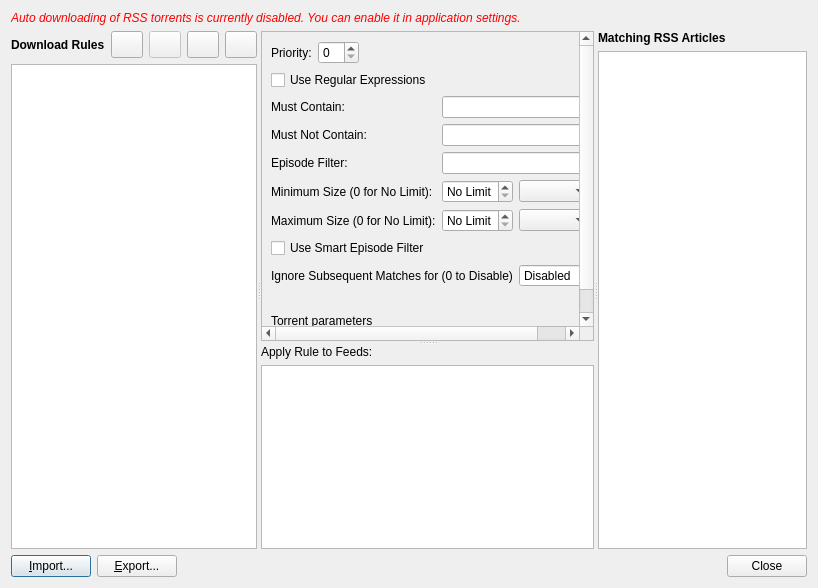
cmeans/qBittorrent, file src/gui/rss/automatedrssdownloader.ui: the form before one commit.
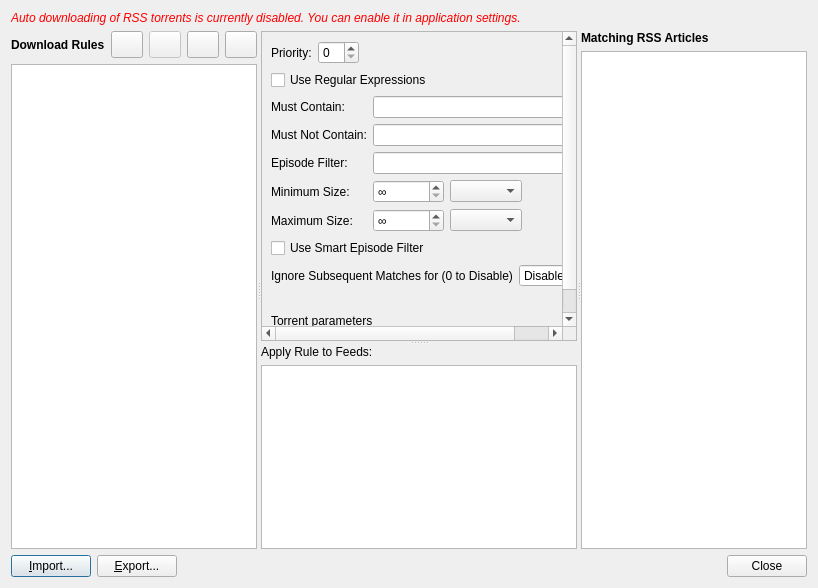
The form after the commit.

Commit message: Apply the second full review's fixes to RSS size limits

The edit to the form file:
```diff
--- a/src/gui/rss/automatedrssdownloader.ui
+++ b/src/gui/rss/automatedrssdownloader.ui
@@ -261,7 +261,7 @@
               <string>Articles smaller than this size are filtered out, as are articles of unknown size. An article of exactly this size is kept. 0 for No Limit.</string>
              </property>
              <property name="text">
-              <string>Minimum Size (0 for No Limit):</string>
+              <string>Minimum Size:</string>
              </property>
             </widget>
            </item>
@@ -273,7 +273,7 @@
                 <string>Articles smaller than this size are filtered out, as are articles of unknown size. An article of exactly this size is kept. 0 for No Limit.</string>
                </property>
                <property name="specialValueText">
-                <string>No Limit</string>
+                <string>∞</string>
                </property>
                <property name="maximum">
                 <double>1000.000000000000000</double>
@@ -318,7 +318,7 @@
               <string>Articles larger than this size are filtered out. Articles of unknown size aren't. An article of exactly this size is kept. 0 for No Limit.</string>
              </property>
              <property name="text">
-              <string>Maximum Size (0 for No Limit):</string>
+              <string>Maximum Size:</string>
              </property>
             </widget>
            </item>
@@ -330,7 +330,7 @@
                 <string>Articles larger than this size are filtered out. Articles of unknown size aren't. An article of exactly this size is kept. 0 for No Limit.</string>
                </property>
                <property name="specialValueText">
-                <string>No Limit</string>
+                <string>∞</string>
                </property>
                <property name="maximum">
                 <double>1000.000000000000000</double>
```
Left out of the diff: 8 changed lines with no effect on the pictures. The commit also changes 6 other files.
